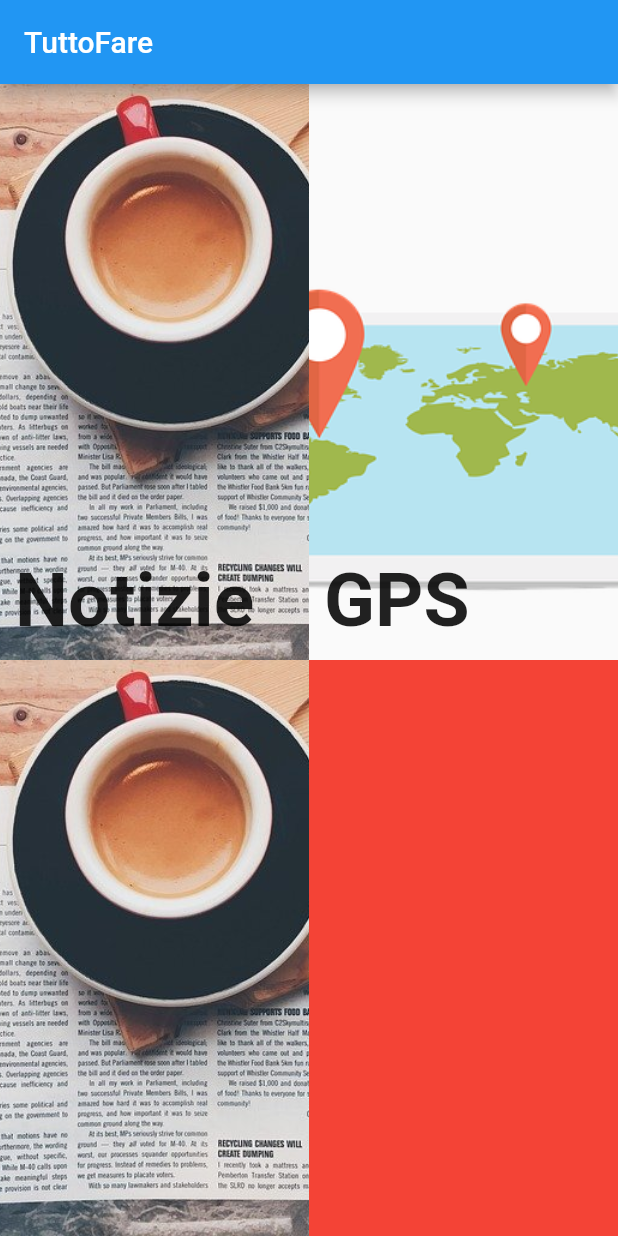
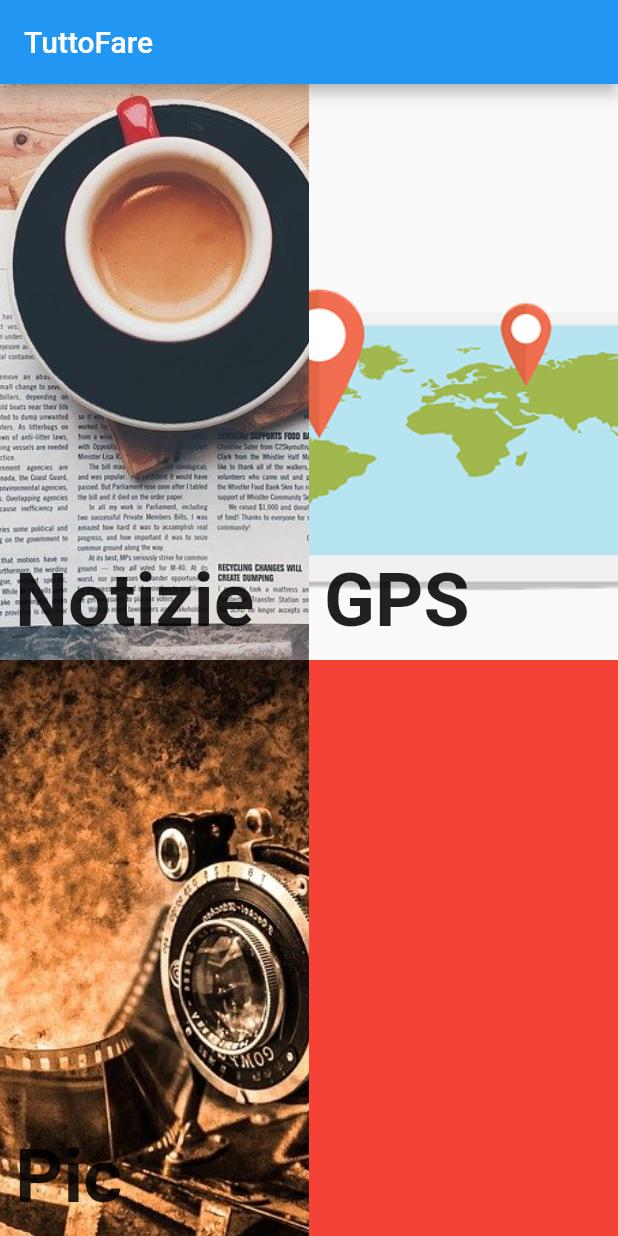
Before and after one commit to moaiamorfo/tuttofare, a Flutter app: the screen it shows after launch, on a phone screen of 412 x 824 dp. Run offline on Flutter 3.47's test engine with Material 2 defaults, Android fonts, the phone set to English and light mode, and no system bars; drawn by our look-alikes of auto_size_text; our stand-ins replace geolocator, url_launcher_web; missing offline and left inert: geolocator_web, webfeed.

Commit message:
Added the "Pic" section.

```diff
--- a/lib/main.dart
+++ b/lib/main.dart
@@ -2,6 +2,8 @@ import 'package:flutter/material.dart';
 
 import 'package:auto_size_text/auto_size_text.dart';
 import 'notizie.dart';
+import 'gps.dart';
+import 'pic.dart';
 
 void main() => runApp(MyApp());
 
@@ -13,7 +15,7 @@ class MyApp extends StatelessWidget {
     );
     return MaterialApp(
       debugShowCheckedModeBanner: false,
-      title: 'Welcome to Flutter',
+      title: 'TuttoFare',
       home: Scaffold(
         appBar: myappbar,
         body: Home(myappbar.preferredSize.height),
@@ -31,7 +33,8 @@ class Home extends StatelessWidget {
     double altezzaDisplay = MediaQuery.of(context).size.height;
     return Column(
       children: [
-        Row(
+        Expanded(
+          child: Row(
             children: [
               GestureDetector(
                 onTap: () {
@@ -65,7 +68,12 @@ class Home extends StatelessWidget {
                   ),
                 ),
               ),
-            Container(
+              GestureDetector(
+                onTap: () {
+                  Navigator.push(
+                      context, MaterialPageRoute(builder: (context) => GPS()));
+                },
+                child: Container(
                   width: larghezzaDisplay / 2,
                   height: altezzaDisplay / 2 - altezzaAppbar / 2,
                   decoration: BoxDecoration(
@@ -89,18 +97,42 @@ class Home extends StatelessWidget {
                     ],
                   ),
                 ),
+              ),
             ],
           ),
-        Row(
+        ),
+        Expanded(
+          child: Row(
             children: [
-            Container(
+              GestureDetector(
+                onTap: () {
+                  Navigator.push(
+                      context, MaterialPageRoute(builder: (context) => Pic()));
+                },
+                child: Container(
+                  child: Stack(
+                    children: [
+                      Positioned(
+                        width: larghezzaDisplay / 2,
+                        left: 10.0,
+                        bottom: 10.0,
+                        child: AutoSizeText(
+                          "Pic",
+                          maxLines: 1,
+                          style: TextStyle(
+                              fontSize: 50.0, fontWeight: FontWeight.bold),
+                        ),
+                      ),
+                    ],
+                  ),
                   width: larghezzaDisplay / 2,
                   height: altezzaDisplay / 2 - altezzaAppbar / 2,
                   decoration: BoxDecoration(
                       image: DecorationImage(
                     fit: BoxFit.cover,
-                image: AssetImage("asset/img/notizie.jpg"),
+                    image: AssetImage("asset/img/foto.jpg"),
                   )),
+                ),
               ),
               Container(
                 width: larghezzaDisplay / 2,
@@ -109,6 +141,7 @@ class Home extends StatelessWidget {
               ),
             ],
           ),
+        ),
       ],
     );
   }
--- a/pubspec.yaml
+++ b/pubspec.yaml
@@ -26,6 +26,8 @@ dependencies:
   auto_size_text: ^2.1.0
   webfeed: ^0.7.0
   http: ^0.13.3
+  url_launcher: ^6.0.3
+  geolocator: ^7.0.3
 
 
   # The following adds the Cupertino Icons font to your application.
@@ -51,7 +53,7 @@ flutter:
   assets:
     - asset/img/notizie.jpg
     - asset/img/gps.png
-  #   - images/a_dot_ham.jpeg
+    - asset/img/foto.jpg
 
   # An image asset can refer to one or more resolution-specific "variants", see
   # https://flutter.dev/assets-and-images/#resolution-aware.
```
Also changed, not shown: lib/generated_plugin_registrant.dart (added, +17 -0 lines), lib/gps.dart (added, +71 -0 lines), lib/notizie.dart (+19 -3 lines), lib/pic.dart (added, +55 -0 lines), lib/post.dart (added, +24 -0 lines), asset/img/foto.jpg (added). Lines whose indentation alone changed are shown as unchanged.
